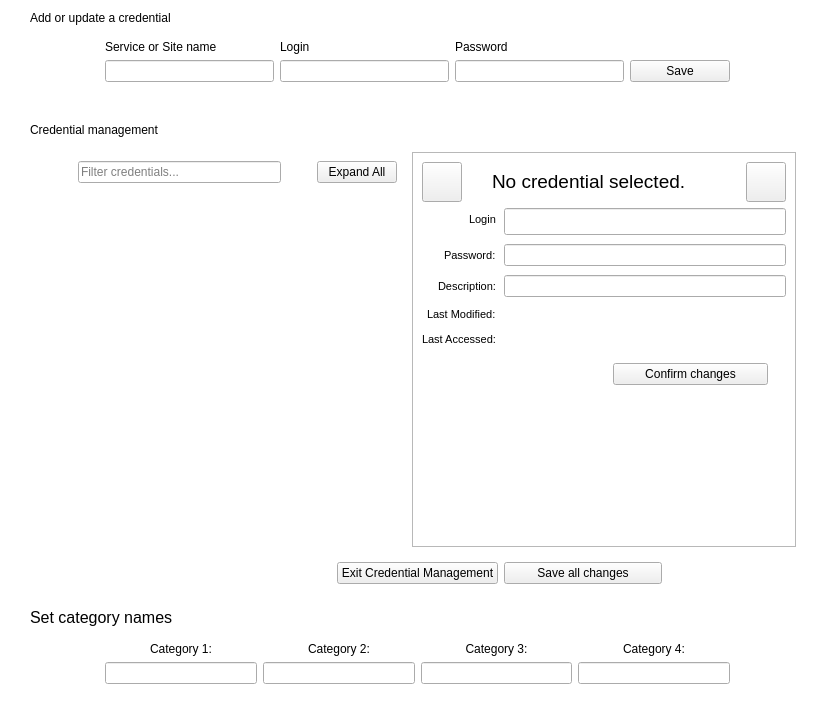
mooltipass/moolticute, file src/CredentialsManagement.ui: the form before one commit.
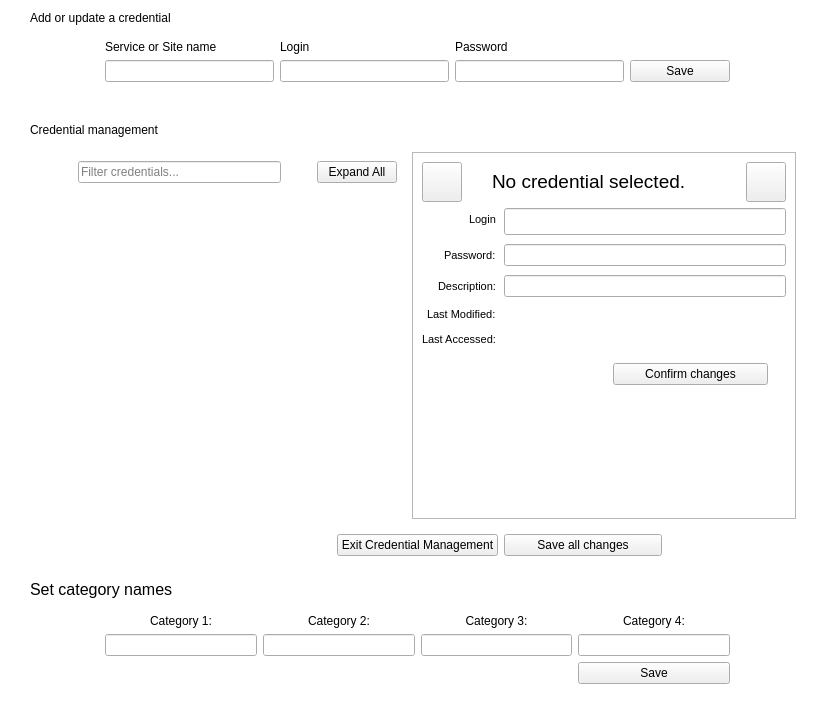
The form after the commit. Icons and pictures are not drawn. Custom widgets are drawn as their Qt base class.

What changed in the file:
```diff
--- a/src/CredentialsManagement.ui
+++ b/src/CredentialsManagement.ui
@@ -885,6 +885,13 @@
         <item row="1" column="3">
          <widget class="QLineEdit" name="lineEditCategory4"/>
         </item>
+		<item row="2" column="3">
+         <widget class="QPushButton" name="pushButtonSaveCategories">
+          <property name="text">
+           <string>Save</string>
+          </property>
+         </widget>
+        </item>
        </layout>
       </item>
      </layout>
```
